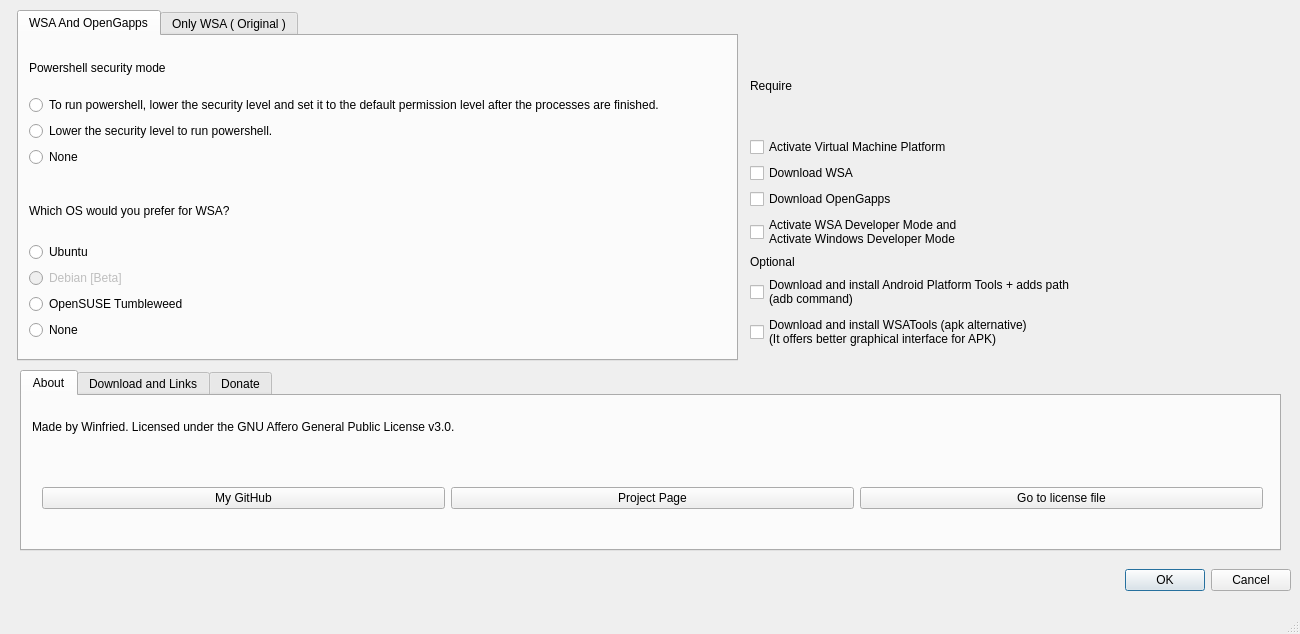
Above: mainwindow.ui from herrwinfried/EasierWsaInstallerGui before the change. Below: the same form after it.
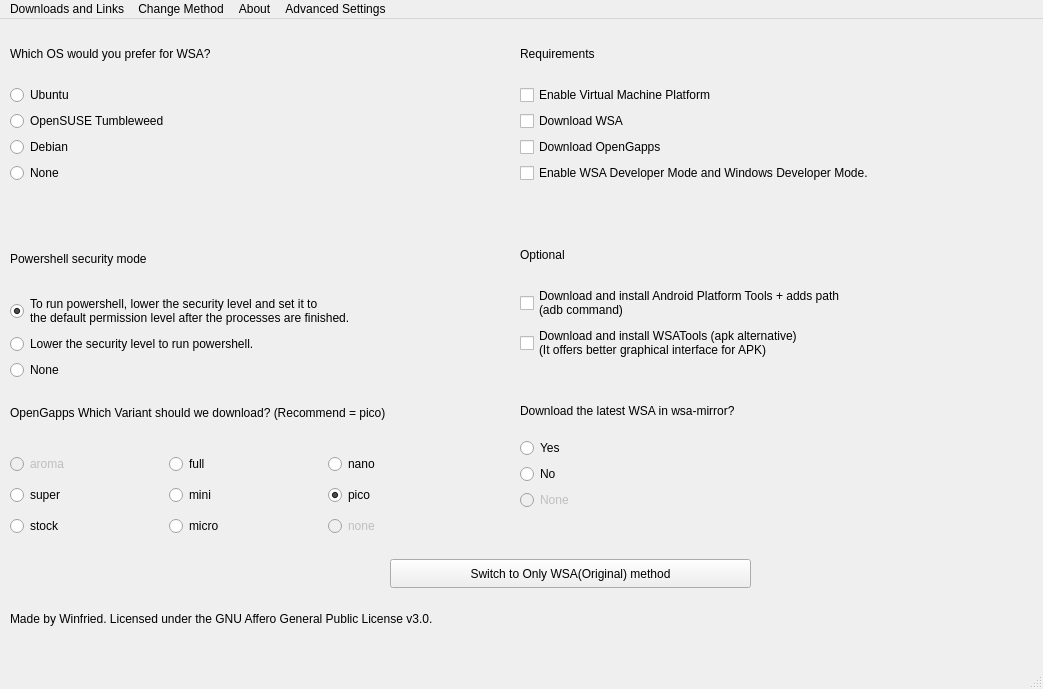
That is the form after the change. Icons and pictures are not drawn.

Patch:
```diff
--- a/mainwindow.ui
+++ b/mainwindow.ui
@@ -6,8 +6,8 @@
    <rect>
     <x>0</x>
     <y>0</y>
-    <width>1300</width>
-    <height>634</height>
+    <width>1043</width>
+    <height>689</height>
    </rect>
   </property>
   <property name="windowTitle">
@@ -18,471 +18,702 @@
     <normaloff>:/images/52379312.png</normaloff>:/images/52379312.png</iconset>
   </property>
   <widget class="QWidget" name="centralwidget">
-   <widget class="QWidget" name="horizontalLayoutWidget">
+   <widget class="QPushButton" name="switchbutton">
     <property name="geometry">
      <rect>
-      <x>30</x>
-      <y>560</y>
-      <width>1261</width>
+      <x>390</x>
+      <y>540</y>
+      <width>361</width>
+      <height>29</height>
+     </rect>
+    </property>
+    <property name="text">
+     <string>Switch to Only WSA(Original) method</string>
+    </property>
+   </widget>
+   <widget class="QWidget" name="verticalLayoutWidget">
+    <property name="geometry">
+     <rect>
+      <x>10</x>
+      <y>210</y>
+      <width>461</width>
+      <height>151</height>
+     </rect>
+    </property>
+    <layout class="QVBoxLayout" name="verticalLayout">
+     <item>
+      <widget class="QLabel" name="label">
+       <property name="text">
+        <string>Powershell security mode</string>
+       </property>
+      </widget>
+     </item>
+     <item>
+      <widget class="QRadioButton" name="powershell1">
+       <property name="text">
+        <string>To run powershell, lower the security level and set it to 
+the default permission level after the processes are finished.</string>
+       </property>
+       <property name="checked">
+        <bool>true</bool>
+       </property>
+      </widget>
+     </item>
+     <item>
+      <widget class="QRadioButton" name="powershell2">
+       <property name="text">
+        <string>Lower the security level to run powershell.</string>
+       </property>
+      </widget>
+     </item>
+     <item>
+      <widget class="QRadioButton" name="powershell_none">
+       <property name="text">
+        <string>None</string>
+       </property>
+      </widget>
+     </item>
+    </layout>
+   </widget>
+   <widget class="QWidget" name="gridLayoutWidget_2">
+    <property name="geometry">
+     <rect>
+      <x>10</x>
+      <y>580</y>
+      <width>1021</width>
       <height>41</height>
      </rect>
     </property>
-    <layout class="QHBoxLayout" name="horizontalLayout">
-     <item>
-      <widget class="QDialogButtonBox" name="buttonBox">
-       <property name="toolTip">
-        <string/>
+    <layout class="QGridLayout" name="gridLayout_2">
+     <item row="0" column="0">
+      <widget class="QLabel" name="label_2">
+       <property name="text">
+        <string>Made by Winfried. Licensed under the GNU Affero General Public License v3.0.</string>
+       </property>
+      </widget>
+     </item>
+     <item row="0" column="1">
+      <widget class="QDialogButtonBox" name="endbutton">
+       <property name="inputMethodHints">
+        <set>Qt::ImhNone</set>
        </property>
        <property name="standardButtons">
-        <set>QDialogButtonBox::Cancel|QDialogButtonBox::Ok</set>
+        <set>QDialogButtonBox::NoButton</set>
        </property>
       </widget>
      </item>
     </layout>
    </widget>
-   <widget class="QTabWidget" name="tabWidget">
-    <property name="enabled">
-     <bool>true</bool>
-    </property>
+   <widget class="QWidget" name="verticalLayoutWidget_2">
     <property name="geometry">
      <rect>
-      <x>20</x>
-      <y>370</y>
-      <width>1261</width>
-      <height>181</height>
+      <x>10</x>
+      <y>10</y>
+      <width>461</width>
+      <height>154</height>
      </rect>
     </property>
-    <property name="currentIndex">
-     <number>0</number>
-    </property>
-    <property name="usesScrollButtons">
-     <bool>true</bool>
-    </property>
-    <widget class="QWidget" name="tab_2">
-     <attribute name="title">
-      <string>About</string>
-     </attribute>
-     <widget class="QLabel" name="label_5">
-      <property name="enabled">
-       <bool>true</bool>
-      </property>
-      <property name="geometry">
-       <rect>
-        <x>10</x>
-        <y>10</y>
-        <width>911</width>
-        <height>41</height>
-       </rect>
-      </property>
-      <property name="text">
-       <string>Made by Winfried. Licensed under the GNU Affero General Public License v3.0.</string>
-      </property>
-     </widget>
-     <widget class="QWidget" name="gridLayoutWidget_2">
-      <property name="geometry">
-       <rect>
-        <x>20</x>
-        <y>60</y>
-        <width>1221</width>
-        <height>85</height>
-       </rect>
-      </property>
-      <layout class="QGridLayout" name="gridLayout">
-       <item row="0" column="1">
-        <widget class="QPushButton" name="projectpage">
-         <property name="text">
-          <string>Project Page</string>
-         </property>
-        </widget>
-       </item>
-       <item row="0" column="2">
-        <widget class="QPushButton" name="licencefilego">
-         <property name="text">
-          <string>Go to license file</string>
-         </property>
-        </widget>
-       </item>
-       <item row="0" column="0">
-        <widget class="QPushButton" name="mygithub">
-         <property name="text">
-          <string>My GitHub</string>
-         </property>
-        </widget>
-       </item>
-      </layout>
-     </widget>
-    </widget>
-    <widget class="QWidget" name="tab">
-     <property name="enabled">
-      <bool>true</bool>
-     </property>
-     <attribute name="title">
-      <string>Download and Links</string>
-     </attribute>
-     <widget class="QWidget" name="gridLayoutWidget">
-      <property name="geometry">
-       <rect>
-        <x>10</x>
-        <y>20</y>
-        <width>1231</width>
-        <height>121</height>
-       </rect>
-      </property>
-      <layout class="QGridLayout" name="gridLayout_2">
-       <item row="1" column="1">
-        <widget class="QPushButton" name="mswsl">
-         <property name="text">
-          <string>MS Store for WSL</string>
-         </property>
-        </widget>
-       </item>
-       <item row="2" column="2">
-        <widget class="QPushButton" name="msopensusetw">
-         <property name="text">
-          <string>MS Store for OpenSUSE Tumbleweed</string>
-         </property>
-        </widget>
-       </item>
-       <item row="1" column="2">
-        <widget class="QPushButton" name="msdownloadpw">
-         <property name="text">
-          <string>MS Store for Powershell 7+</string>
-         </property>
-        </widget>
-       </item>
-       <item row="2" column="1">
-        <widget class="QPushButton" name="msubuntu">
-         <property name="text">
-          <string>MS Store for Ubuntu</string>
-         </property>
-        </widget>
-       </item>
-      </layout>
-     </widget>
-    </widget>
-    <widget class="QWidget" name="tab_3">
-     <property name="enabled">
-      <bool>true</bool>
-     </property>
-     <attribute name="title">
-      <string>Donate</string>
-     </attribute>
-     <widget class="QWidget" name="gridLayoutWidget_3">
-      <property name="geometry">
-       <rect>
-        <x>10</x>
-        <y>10</y>
-        <width>1231</width>
-        <height>131</height>
-       </rect>
-      </property>
-      <layout class="QGridLayout" name="gridLayout_3">
-       <item row="0" column="0">
-        <widget class="QLabel" name="label_6">
-         <property name="text">
-          <string>While doing this job, I did it on a voluntary basis. If you still want to throw it away, you can donate it via Brave browser.</string>
-         </property>
-        </widget>
-       </item>
-       <item row="1" column="0">
-        <widget class="QPushButton" name="donatebutton">
-         <property name="enabled">
-          <bool>false</bool>
-         </property>
-         <property name="text">
-          <string>Donate</string>
-         </property>
-        </widget>
-       </item>
-       <item row="2" column="0">
-        <widget class="QPushButton" name="mygithub_2">
-         <property name="text">
-          <string>My GitHub</string>
-         </property>
-        </widget>
-       </item>
-      </layout>
-     </widget>
-    </widget>
+    <layout class="QVBoxLayout" name="verticalLayout_3">
+     <item>
+      <widget class="QLabel" name="label_3">
+       <property name="text">
+        <string>Which OS would you prefer for WSA?</string>
+       </property>
+      </widget>
+     </item>
+     <item>
+      <widget class="QRadioButton" name="ubuntu">
+       <property name="statusTip">
+        <string/>
+       </property>
+       <property name="styleSheet">
+        <string notr="true"/>
+       </property>
+       <property name="text">
+        <string>Ubuntu</string>
+       </property>
+      </widget>
+     </item>
+     <item>
+      <widget class="QRadioButton" name="opensusetw">
+       <property name="acceptDrops">
+        <bool>true</bool>
+       </property>
+       <property name="statusTip">
+        <string/>
+       </property>
+       <property name="text">
+        <string>OpenSUSE Tumbleweed</string>
+       </property>
+      </widget>
+     </item>
+     <item>
+      <widget class="QRadioButton" name="debian">
+       <property name="acceptDrops">
+        <bool>true</bool>
+       </property>
+       <property name="statusTip">
+        <string/>
+       </property>
+       <property name="text">
+        <string>Debian</string>
+       </property>
+      </widget>
+     </item>
+     <item>
+      <widget class="QRadioButton" name="wsa_none">
+       <property name="text">
+        <string>None</string>
+       </property>
+      </widget>
+     </item>
+    </layout>
    </widget>
-   <widget class="QTabWidget" name="tabWidget_2">
+   <widget class="QWidget" name="verticalLayoutWidget_3">
     <property name="geometry">
      <rect>
-      <x>17</x>
+      <x>520</x>
       <y>10</y>
-      <width>721</width>
-      <height>351</height>
+      <width>481</width>
+      <height>154</height>
      </rect>
     </property>
-    <property name="currentIndex">
-     <number>0</number>
-    </property>
-    <widget class="QWidget" name="tab_4">
-     <attribute name="title">
-      <string>WSA And OpenGapps</string>
-     </attribute>
-     <widget class="QWidget" name="verticalLayoutWidget_4">
-      <property name="geometry">
-       <rect>
-        <x>10</x>
-        <y>10</y>
-        <width>788</width>
-        <height>121</height>
-       </rect>
-      </property>
-      <layout class="QVBoxLayout" name="verticalLayout_5">
-       <item>
-        <widget class="QLabel" name="label_4">
-         <property name="text">
-          <string>Powershell security mode</string>
-         </property>
-        </widget>
-       </item>
-       <item>
-        <widget class="QRadioButton" name="powershelllowanddefault">
-         <property name="enabled">
-          <bool>true</bool>
-         </property>
-         <property name="text">
-          <string>To run powershell, lower the security level and set it to the default permission level after the processes are finished.</string>
-         </property>
-        </widget>
-       </item>
-       <item>
-        <widget class="QRadioButton" name="powershelllow">
-         <property name="text">
-          <string>Lower the security level to run powershell.</string>
-         </property>
-        </widget>
-       </item>
-       <item>
-        <widget class="QRadioButton" name="nops">
-         <property name="text">
-          <string>None</string>
-         </property>
-        </widget>
-       </item>
-      </layout>
-     </widget>
-     <widget class="QWidget" name="verticalLayoutWidget_3">
-      <property name="geometry">
-       <rect>
-        <x>10</x>
-        <y>150</y>
-        <width>701</width>
-        <height>154</height>
-       </rect>
-      </property>
-      <layout class="QVBoxLayout" name="verticalLayout_4">
-       <item>
-        <widget class="QLabel" name="label_3">
-         <property name="text">
-          <string>Which OS would you prefer for WSA?</string>
-         </property>
-        </widget>
-       </item>
-       <item>
-        <widget class="QRadioButton" name="ubuntu">
-         <property name="text">
-          <string>Ubuntu</string>
-         </property>
-        </widget>
-       </item>
-       <item>
-        <widget class="QRadioButton" name="debian">
-         <property name="enabled">
-          <bool>false</bool>
-         </property>
-         <property name="text">
-          <string>Debian [Beta]</string>
-         </property>
-        </widget>
-       </item>
-       <item>
-        <widget class="QRadioButton" name="opensuse">
-         <property name="text">
-          <string>OpenSUSE Tumbleweed</string>
-         </property>
-        </widget>
-       </item>
-       <item>
-        <widget class="QRadioButton" name="nowsa">
-         <property name="text">
-          <string>None</string>
-         </property>
-        </widget>
-       </item>
-      </layout>
-     </widget>
-    </widget>
-    <widget class="QWidget" name="tab_5">
-     <attribute name="title">
-      <string>Only WSA ( Original )</string>
-     </attribute>
-     <widget class="QWidget" name="gridLayoutWidget_5">
-      <property name="geometry">
-       <rect>
-        <x>10</x>
-        <y>10</y>
-        <width>691</width>
-        <height>221</height>
-       </rect>
-      </property>
-      <layout class="QGridLayout" name="gridLayout_5">
-       <item row="3" column="0">
-        <widget class="QLabel" name="label_8">
-         <property name="font">
-          <font>
-           <bold>true</bold>
-          </font>
-         </property>
-         <property name="text">
-          <string>WARNING</string>
-         </property>
-        </widget>
-       </item>
-       <item row="0" column="0">
-        <layout class="QVBoxLayout" name="verticalLayout">
-         <item>
-          <widget class="QLabel" name="label_7">
-           <property name="text">
-            <string>Which OS would you prefer for WSA?</string>
-           </property>
-          </widget>
-         </item>
-         <item>
-          <widget class="QRadioButton" name="onlywsaubuntu">
-           <property name="text">
-            <string>Ubuntu</string>
-           </property>
-          </widget>
-         </item>
-         <item>
-          <widget class="QRadioButton" name="onlywsadebian">
-           <property name="enabled">
-            <bool>false</bool>
-           </property>
-           <property name="text">
-            <string>Debian [BETA]</string>
-           </property>
-          </widget>
-         </item>
-         <item>
-          <widget class="QRadioButton" name="onlywsaopensusetw">
-           <property name="text">
-            <string>OpenSUSE Tumbleweed</string>
-           </property>
-          </widget>
-         </item>
-         <item>
-          <widget class="QRadioButton" name="onlywsanone">
-           <property name="enabled">
-            <bool>false</bool>
-           </property>
-           <property name="text">
-            <string>None</string>
-           </property>
-          </widget>
-         </item>
-        </layout>
-       </item>
-       <item row="4" column="0">
-        <widget class="QLabel" name="label_9">
-         <property name="text">
-          <string>Download and installation processes do not change the current conditions. For your information</string>
-         </property>
-        </widget>
-       </item>
-      </layout>
-     </widget>
-    </widget>
-   </widget>
-   <widget class="QWidget" name="verticalLayoutWidget">
-    <property name="geometry">
-     <rect>
-      <x>750</x>
-      <y>40</y>
-      <width>449</width>
-      <height>309</height>
-     </rect>
-    </property>
-    <layout class="QVBoxLayout" name="verticalLayout_2">
+    <layout class="QVBoxLayout" name="verticalLayout_4">
      <item>
-      <widget class="QLabel" name="label_require">
+      <widget class="QLabel" name="label_4">
        <property name="text">
-        <string>Require</string>
+        <string>Requirements</string>
        </property>
       </widget>
      </item>
      <item>
-      <widget class="QCheckBox" name="vmp">
+      <widget class="QCheckBox" name="virtual_machine_platform">
        <property name="text">
-        <string>Activate Virtual Machine Platform</string>
+        <string>Enable Virtual Machine Platform</string>
        </property>
       </widget>
      </item>
      <item>
-      <widget class="QCheckBox" name="downloadwsa">
-       <property name="enabled">
-        <bool>true</bool>
-       </property>
+      <widget class="QCheckBox" name="download_wsa">
        <property name="text">
         <string>Download WSA</string>
        </property>
       </widget>
      </item>
      <item>
-      <widget class="QCheckBox" name="downloadgapps">
-       <property name="enabled">
-        <bool>true</bool>
-       </property>
+      <widget class="QCheckBox" name="download_gapps">
        <property name="text">
         <string>Download OpenGapps</string>
        </property>
+       <property name="checked">
+        <bool>false</bool>
+       </property>
       </widget>
      </item>
      <item>
-      <widget class="QCheckBox" name="activewsa_dev">
-       <property name="enabled">
-        <bool>true</bool>
+      <widget class="QCheckBox" name="wsa_windows_dev">
+       <property name="text">
+        <string>Enable WSA Developer Mode and Windows Developer Mode.</string>
        </property>
+      </widget>
+     </item>
+    </layout>
+   </widget>
+   <widget class="QWidget" name="verticalLayoutWidget_4">
+    <property name="geometry">
+     <rect>
+      <x>520</x>
+      <y>210</y>
+      <width>481</width>
+      <height>131</height>
+     </rect>
+    </property>
+    <layout class="QVBoxLayout" name="verticalLayout_5">
+     <item>
+      <widget class="QLabel" name="label_5">
        <property name="text">
-        <string>Activate WSA Developer Mode and
-Activate Windows Developer Mode</string>
+        <string>Optional</string>
        </property>
       </widget>
      </item>
      <item>
-      <layout class="QVBoxLayout" name="verticalLayout_3">
-       <item>
-        <widget class="QLabel" name="label_2">
-         <property name="text">
-          <string>Optional</string>
-         </property>
-        </widget>
-       </item>
-       <item>
-        <widget class="QCheckBox" name="adb">
-         <property name="text">
-          <string>Download and install Android Platform Tools + adds path 
+      <widget class="QCheckBox" name="adb">
+       <property name="text">
+        <string>Download and install Android Platform Tools + adds path 
 (adb command)</string>
-         </property>
-        </widget>
-       </item>
-       <item>
-        <widget class="QCheckBox" name="wsatools">
-         <property name="text">
-          <string>Download and install WSATools (apk alternative) 
+       </property>
+      </widget>
+     </item>
+     <item>
+      <widget class="QCheckBox" name="wsatools">
+       <property name="text">
+        <string>Download and install WSATools (apk alternative) 
 (It offers better graphical interface for APK)</string>
-         </property>
-        </widget>
-       </item>
-      </layout>
+       </property>
+      </widget>
      </item>
     </layout>
    </widget>
+   <widget class="QWidget" name="gridLayoutWidget">
+    <property name="geometry">
+     <rect>
+      <x>520</x>
+      <y>370</y>
+      <width>481</width>
+      <height>121</height>
+     </rect>
+    </property>
+    <layout class="QGridLayout" name="gridLayout">
+     <item row="0" column="0">
+      <widget class="QLabel" name="tempwsa_title">
+       <property name="text">
+        <string>Download the latest WSA in wsa-mirror?</string>
+       </property>
+      </widget>
+     </item>
+     <item row="1" column="0">
+      <widget class="QRadioButton" name="tempwsa_true">
+       <property name="text">
+        <string>Yes</string>
+       </property>
+      </widget>
+     </item>
+     <item row="3" column="0">
+      <widget class="QRadioButton" name="tempwsa_none">
+       <property name="enabled">
+        <bool>false</bool>
+       </property>
+       <property name="text">
+        <string>None</string>
+       </property>
+      </widget>
+     </item>
+     <item row="2" column="0">
+      <widget class="QRadioButton" name="tempwsa_false">
+       <property name="text">
+        <string>No</string>
+       </property>
+      </widget>
+     </item>
+    </layout>
+   </widget>
+   <widget class="QWidget" name="gridLayoutWidget_3">
+    <property name="geometry">
+     <rect>
+      <x>10</x>
+      <y>430</y>
+      <width>471</width>
+      <height>94</height>
+     </rect>
+    </property>
+    <layout class="QGridLayout" name="gridLayout_3">
+     <item row="1" column="2">
+      <widget class="QRadioButton" name="gapps_pico">
+       <property name="statusTip">
+        <string notr="true"/>
+       </property>
+       <property name="whatsThis">
+        <string notr="true"/>
+       </property>
+       <property name="accessibleName">
+        <string notr="true"/>
+       </property>
+       <property name="accessibleDescription">
+        <string notr="true"/>
+       </property>
+       <property name="text">
+        <string>pico</string>
+       </property>
+       <property name="checked">
+        <bool>true</bool>
+       </property>
+      </widget>
+     </item>
+     <item row="1" column="0">
+      <widget class="QRadioButton" name="gapps_super">
+       <property name="statusTip">
+        <string notr="true"/>
+       </property>
+       <property name="whatsThis">
+        <string notr="true"/>
+       </property>
+       <property name="accessibleName">
+        <string notr="true"/>
+       </property>
+       <property name="accessibleDescription">
+        <string notr="true"/>
+       </property>
+       <property name="text">
+        <string>super</string>
+       </property>
+      </widget>
+     </item>
+     <item row="0" column="1">
+      <widget class="QRadioButton" name="gapps_full">
+       <property name="statusTip">
+        <string notr="true"/>
+       </property>
+       <property name="whatsThis">
+        <string notr="true"/>
+       </property>
+       <property name="accessibleName">
+        <string notr="true"/>
+       </property>
+       <property name="accessibleDescription">
+        <string notr="true"/>
+       </property>
+       <property name="text">
+        <string>full</string>
+       </property>
+      </widget>
+     </item>
+     <item row="2" column="1">
+      <widget class="QRadioButton" name="gapps_micro">
+       <property name="statusTip">
+        <string notr="true"/>
+       </property>
+       <property name="whatsThis">
+        <string notr="true"/>
+       </property>
+       <property name="accessibleName">
+        <string notr="true"/>
+       </property>
+       <property name="accessibleDescription">
+        <string notr="true"/>
+       </property>
+       <property name="text">
+        <string>micro</string>
+       </property>
+      </widget>
+     </item>
+     <item row="0" column="2">
+      <widget class="QRadioButton" name="gapps_nano">
+       <property name="statusTip">
+        <string notr="true"/>
+       </property>
+       <property name="whatsThis">
+        <string notr="true"/>
+       </property>
+       <property name="accessibleName">
+        <string notr="true"/>
+       </property>
+       <property name="accessibleDescription">
+        <string notr="true"/>
+       </property>
+       <property name="text">
+        <string>nano</string>
+       </property>
+      </widget>
+     </item>
+     <item row="0" column="0">
+      <widget class="QRadioButton" name="gapps_aroma">
+       <property name="enabled">
+        <bool>false</bool>
+       </property>
+       <property name="statusTip">
+        <string notr="true"/>
+       </property>
+       <property name="whatsThis">
+        <string notr="true"/>
+       </property>
+       <property name="accessibleName">
+        <string notr="true"/>
+       </property>
+       <property name="accessibleDescription">
+        <string notr="true"/>
+       </property>
+       <property name="text">
+        <string>aroma</string>
+       </property>
+       <property name="checkable">
+        <bool>false</bool>
+       </property>
+      </widget>
+     </item>
+     <item row="2" column="0">
+      <widget class="QRadioButton" name="gapps_stock">
+       <property name="statusTip">
+        <string notr="true"/>
+       </property>
+       <property name="whatsThis">
+        <string notr="true"/>
+       </property>
+       <property name="accessibleName">
+        <string notr="true"/>
+       </property>
+       <property name="accessibleDescription">
+        <string notr="true"/>
+       </property>
+       <property name="text">
+        <string>stock</string>
+       </property>
+      </widget>
+     </item>
+     <item row="1" column="1">
+      <widget class="QRadioButton" name="gapps_mini">
+       <property name="statusTip">
+        <string notr="true"/>
+       </property>
+       <property name="whatsThis">
+        <string notr="true"/>
+       </property>
+       <property name="accessibleName">
+        <string notr="true"/>
+       </property>
+       <property name="accessibleDescription">
+        <string notr="true"/>
+       </property>
+       <property name="text">
+        <string>mini</string>
+       </property>
+      </widget>
+     </item>
+     <item row="2" column="2">
+      <widget class="QRadioButton" name="gapps_none">
+       <property name="enabled">
+        <bool>false</bool>
+       </property>
+       <property name="text">
+        <string>none</string>
+       </property>
+      </widget>
+     </item>
+    </layout>
+   </widget>
+   <widget class="QLabel" name="label_6">
+    <property name="geometry">
+     <rect>
+      <x>10</x>
+      <y>380</y>
+      <width>471</width>
+      <height>27</height>
+     </rect>
+    </property>
+    <property name="text">
+     <string>OpenGapps Which Variant should we download? (Recommend = pico)</string>
+    </property>
+   </widget>
   </widget>
   <widget class="QStatusBar" name="statusBar"/>
+  <widget class="QMenuBar" name="menuBar">
+   <property name="geometry">
+    <rect>
+     <x>0</x>
+     <y>0</y>
+     <width>1043</width>
+     <height>25</height>
+    </rect>
+   </property>
+   <widget class="QMenu" name="menuAbout">
+    <property name="title">
+     <string>About</string>
+    </property>
+    <addaction name="actionMy_GitHub"/>
+    <addaction name="actionProject_Page"/>
+    <addaction name="actionGo_to_licence"/>
+    <addaction name="actionDonate"/>
+    <addaction name="actionAbout"/>
+    <addaction name="actionApplication_About"/>
+   </widget>
+   <widget class="QMenu" name="menuDownload">
+    <property name="title">
+     <string>Downloads and Links</string>
+    </property>
+    <addaction name="actionMS_Store_for_powershell"/>
+    <addaction name="actionMS_Store_for_WSL"/>
+    <addaction name="actionMS_Store_for_WSA"/>
+    <addaction name="actionMS_Store_for_Ubuntu"/>
+    <addaction name="actionMS_Store_for_OpenSUSE_Tumbleweed"/>
+    <addaction name="actionMS_Store_for_Debian"/>
+    <addaction name="actionMS_Store_For_WSATools"/>
+    <addaction name="actionGo_to_opengapps_page"/>
+    <addaction name="actionGo_to_rg_adguard_page_where_wsa_was_downloaded"/>
+    <addaction name="actionGo_to_wsa_mirror"/>
+   </widget>
+   <widget class="QMenu" name="menuSwitch_Method">
+    <property name="title">
+     <string>Change Method</string>
+    </property>
+    <addaction name="actionOnly_WSA_Original"/>
+   </widget>
+   <widget class="QMenu" name="menuAdvanced_Settings">
+    <property name="title">
+     <string>Advanced Settings</string>
+    </property>
+    <addaction name="actionshow_commands_to_type"/>
+   </widget>
+   <addaction name="menuDownload"/>
+   <addaction name="menuSwitch_Method"/>
+   <addaction name="menuAbout"/>
+   <addaction name="menuAdvanced_Settings"/>
+  </widget>
+  <action name="actionMS_Store_for_powershell">
+   <property name="icon">
+    <iconset resource="image.qrc">
+     <normaloff>:/image/powershellicon.png</normaloff>:/image/powershellicon.png</iconset>
+   </property>
+   <property name="text">
+    <string>MS Store for %1</string>
+   </property>
+  </action>
+  <action name="actionMy_GitHub">
+   <property name="icon">
+    <iconset resource="image.qrc">
+     <normaloff>:/image/github.png</normaloff>:/image/github.png</iconset>
+   </property>
+   <property name="text">
+    <string>My GitHub</string>
+   </property>
+  </action>
+  <action name="actionProject_Page">
+   <property name="icon">
+    <iconset resource="image.qrc">
+     <normaloff>:/image/github.png</normaloff>:/image/github.png</iconset>
+   </property>
+   <property name="text">
+    <string>Project Page</string>
+   </property>
+   <property name="shortcut">
+    <string>Ctrl+H</string>
+   </property>
+  </action>
+  <action name="actionGo_to_licence">
+   <property name="icon">
+    <iconset resource="image.qrc">
+     <normaloff>:/image/licence.png</normaloff>:/image/licence.png</iconset>
+   </property>
+   <property name="text">
+    <string>Go to licence</string>
+   </property>
+   <property name="shortcut">
+    <string>Ctrl+L</string>
+   </property>
+  </action>
+  <action name="actionMS_Store_for_WSL">
+   <property name="icon">
+    <iconset resource="image.qrc">
+     <normaloff>:/image/linux.png</normaloff>:/image/linux.png</iconset>
+   </property>
+   <property name="text">
+    <string>MS Store for %1</string>
+   </property>
+  </action>
+  <action name="actionMS_Store_for_Ubuntu">
+   <property name="icon">
+    <iconset resource="image.qrc">
+     <normaloff>:/image/ubuntu.png</normaloff>:/image/ubuntu.png</iconset>
+   </property>
+   <property name="text">
+    <string>MS Store for %1</string>
+   </property>
+  </action>
+  <action name="actionMS_Store_for_OpenSUSE_Tumbleweed">
+   <property name="icon">
+    <iconset resource="image.qrc">
+     <normaloff>:/image/opensuse.png</normaloff>:/image/opensuse.png</iconset>
+   </property>
+   <property name="text">
+    <string>MS Store for %1</string>
+   </property>
+  </action>
+  <action name="actionMS_Store_for_Debian">
+   <property name="icon">
+    <iconset resource="image.qrc">
+     <normaloff>:/image/debian.png</normaloff>:/image/debian.png</iconset>
+   </property>
+   <property name="text">
+    <string>MS Store for %1</string>
+   </property>
+  </action>
+  <action name="actionOnly_WSA_Original">
+   <property name="icon">
+    <iconset resource="image.qrc">
+     <normaloff>:/image/change.png</normaloff>:/image/change.png</iconset>
+   </property>
+   <property name="text">
+    <string>Only WSA(Original)</string>
+   </property>
+   <property name="shortcut">
+    <string>Ctrl+S</string>
+   </property>
+  </action>
+  <action name="actionApplication_About">
+   <property name="icon">
+    <iconset resource="image.qrc">
+     <normaloff>:/image/qt.png</normaloff>:/image/qt.png</iconset>
+   </property>
+   <property name="text">
+    <string>QT</string>
+   </property>
+  </action>
+  <action name="actionDonate">
+   <property name="icon">
+    <iconset resource="image.qrc">
+     <normaloff>:/image/donate.png</normaloff>:/image/donate.png</iconset>
+   </property>
+   <property name="text">
+    <string>Donate</string>
+   </property>
+   <property name="shortcut">
+    <string>Ctrl+D</string>
+   </property>
+  </action>
+  <action name="actionAbout">
+   <property name="icon">
+    <iconset resource="image.qrc">
+     <normaloff>:/image/info.jpg</normaloff>:/image/info.jpg</iconset>
+   </property>
+   <property name="text">
+    <string>About</string>
+   </property>
+   <property name="shortcut">
+    <string>Ctrl+I</string>
+   </property>
+  </action>
+  <action name="actionshow_commands_to_type">
+   <property name="checkable">
+    <bool>true</bool>
+   </property>
+   <property name="text">
+    <string>Show commands to type</string>
+   </property>
+  </action>
+  <action name="actionGo_to_rg_adguard_page_where_wsa_was_downloaded">
+   <property name="text">
+    <string>Go to rg-adguard page (where wsa was downloaded)</string>
+   </property>
+  </action>
+  <action name="actionGo_to_opengapps_page">
+   <property name="icon">
+    <iconset resource="image.qrc">
+     <normaloff>:/image/opengapps.png</normaloff>:/image/opengapps.png</iconset>
+   </property>
+   <property name="text">
+    <string>Go to opengapps page</string>
+   </property>
+  </action>
+  <action name="actionMS_Store_For_WSATools">
+   <property name="text">
+    <string>MS Store for %1</string>
+   </property>
+  </action>
+  <action name="actionGo_to_wsa_mirror">
+   <property name="text">
+    <string>Go To wsa-mirror</string>
+   </property>
+  </action>
+  <action name="actionMS_Store_for_WSA">
+   <property name="enabled">
+    <bool>false</bool>
+   </property>
+   <property name="icon">
+    <iconset resource="image.qrc">
+     <normaloff>:/image/wsa.png</normaloff>:/image/wsa.png</iconset>
+   </property>
+   <property name="text">
+    <string>MS Store for %1</string>
+   </property>
+  </action>
  </widget>
  <resources>
   <include location="image.qrc"/>
```
Left out of the diff: 7 changed lines with no effect on the pictures.
